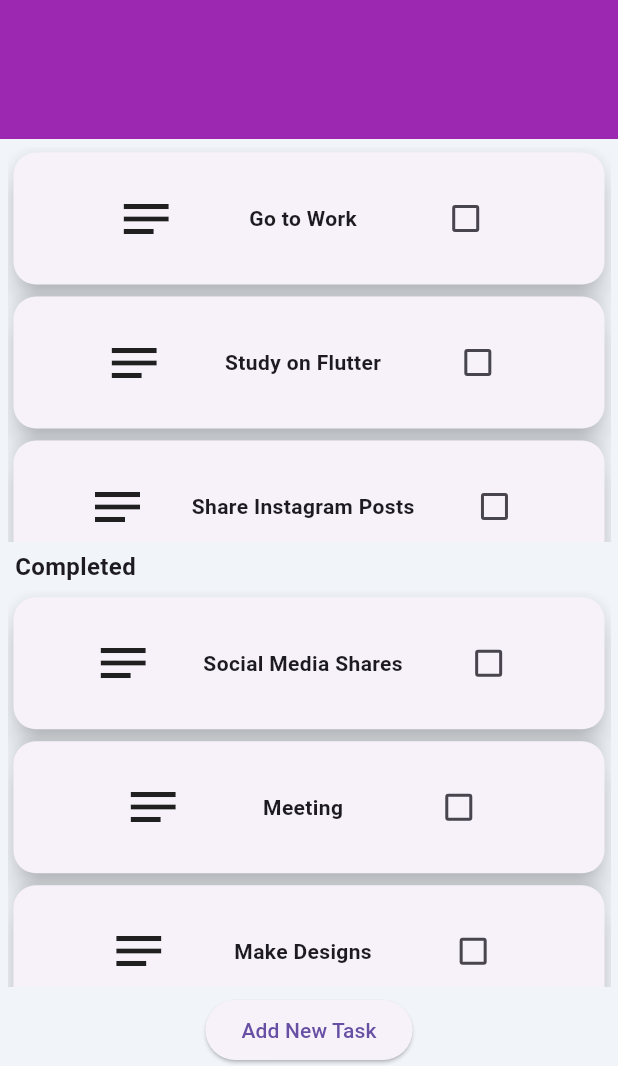
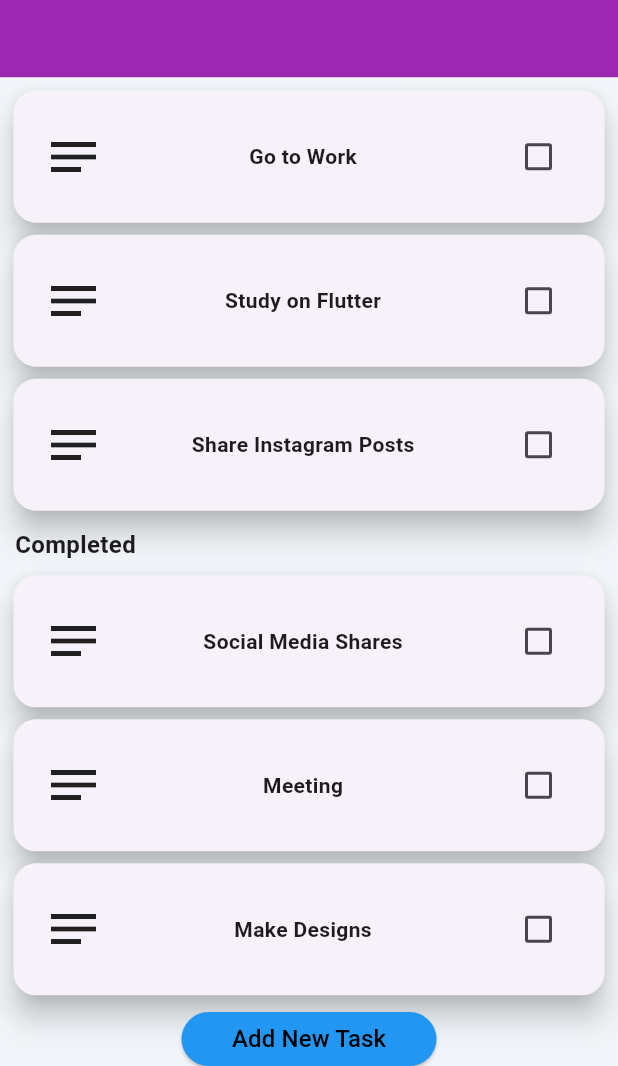
Before and after one commit to EmreMlck/FlutterToDoProject, a Flutter app: the screen it shows after launch, on a phone screen of 412 x 824 dp, the part 170-1236 px from its top. Run offline on Flutter 3.47's test engine with Material 3 defaults, Android fonts, the phone set to English and light mode, and no system bars; our stand-ins replace hexcolor.

Commit message:
Second Commit

```diff
--- a/todo_app/lib/pages/add_new_task.dart
+++ b/todo_app/lib/pages/add_new_task.dart
@@ -5,6 +5,6 @@ class AddNewTaskPage extends StatelessWidget {
 
   @override
   Widget build(BuildContext context) {
-    return Scaffold(body: Text("Add New Task"));
+    return Scaffold(body: Center(child: Text("Added!")));
   }
 }
--- a/todo_app/lib/pages/home.dart
+++ b/todo_app/lib/pages/home.dart
@@ -35,7 +35,7 @@ class _HomePageState extends State<HomePage> {
               // Header
               Container(
                 width: deviceWidth,
-                height: deviceHeight / 4,
+                height: deviceHeight / 5,
                 color: Colors.purple,
                 child: Column(
                   mainAxisAlignment: MainAxisAlignment.start,
@@ -78,7 +78,9 @@ class _HomePageState extends State<HomePage> {
                 ),
               ),
               // Completed Text
-              const Padding(
+              SizedBox(
+                width: deviceWidth,
+                child: Padding(
                   padding: EdgeInsets.only(left: 10.0),
                   child: Align(
                     alignment: Alignment.centerLeft,
@@ -87,6 +89,7 @@ class _HomePageState extends State<HomePage> {
                       style: TextStyle(
                         fontWeight: FontWeight.bold,
                         fontSize: 16.0,
+                      ),
                     ),
                   ),
                 ),
@@ -107,8 +110,12 @@ class _HomePageState extends State<HomePage> {
                   ),
                 ),
               ),
+
               // Button at the Bottom
-              ElevatedButton(
+              SizedBox(
+                height: 36.0,
+                width: 170.0,
+                child: ElevatedButton(
                   onPressed: () {
                     Navigator.of(context).push(
                       MaterialPageRoute(
@@ -116,7 +123,16 @@ class _HomePageState extends State<HomePage> {
                       ),
                     );
                   },
-                child: const Text("Add New Task"),
+                  style: ElevatedButton.styleFrom(backgroundColor: Colors.blue),
+                  child: const Text(
+                    "Add New Task",
+                    style: TextStyle(
+                      color: Colors.black,
+                      fontSize: 16.0,
+                      fontWeight: FontWeight.w500,
+                    ),
+                  ),
+                ),
               ),
             ],
           ),
--- a/todo_app/lib/todoitem.dart
+++ b/todo_app/lib/todoitem.dart
@@ -20,7 +20,7 @@ class _TodoItemState extends State<TodoItem> {
       child: Padding(
         padding: const EdgeInsetsGeometry.all(20.0),
         child: Row(
-          mainAxisAlignment: MainAxisAlignment.spaceEvenly,
+          mainAxisAlignment: MainAxisAlignment.spaceBetween,
           children: [
             Icon(Icons.notes_outlined, size: 40.0),
             Text(
```
Lines whose indentation alone changed are shown as unchanged.
